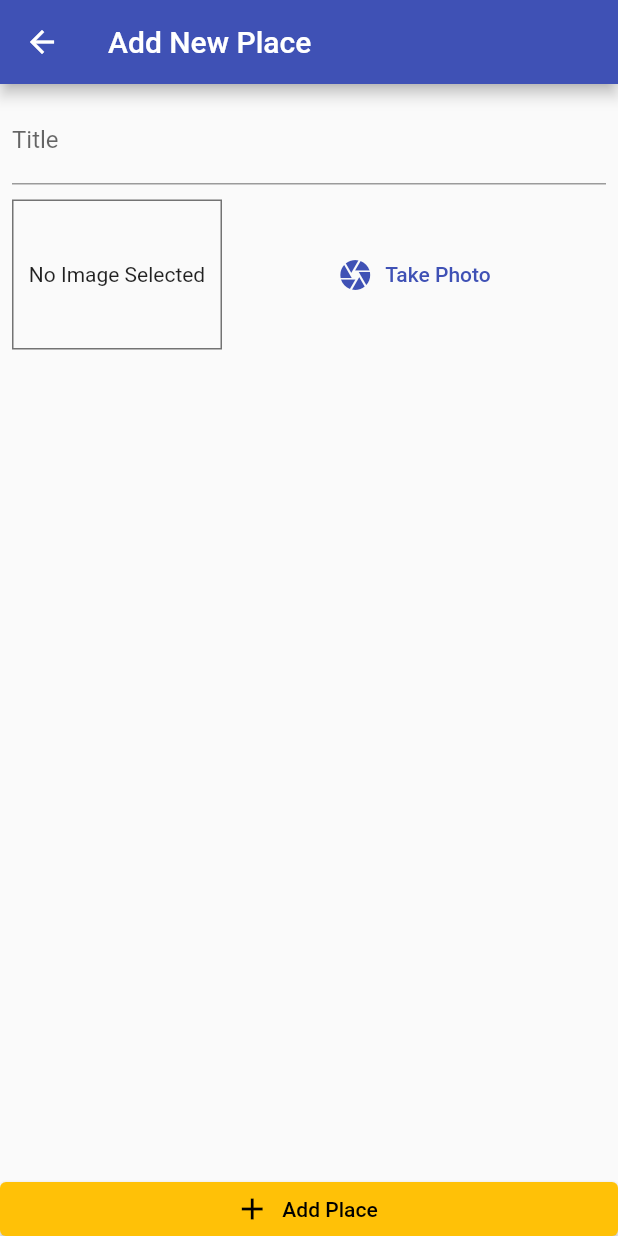
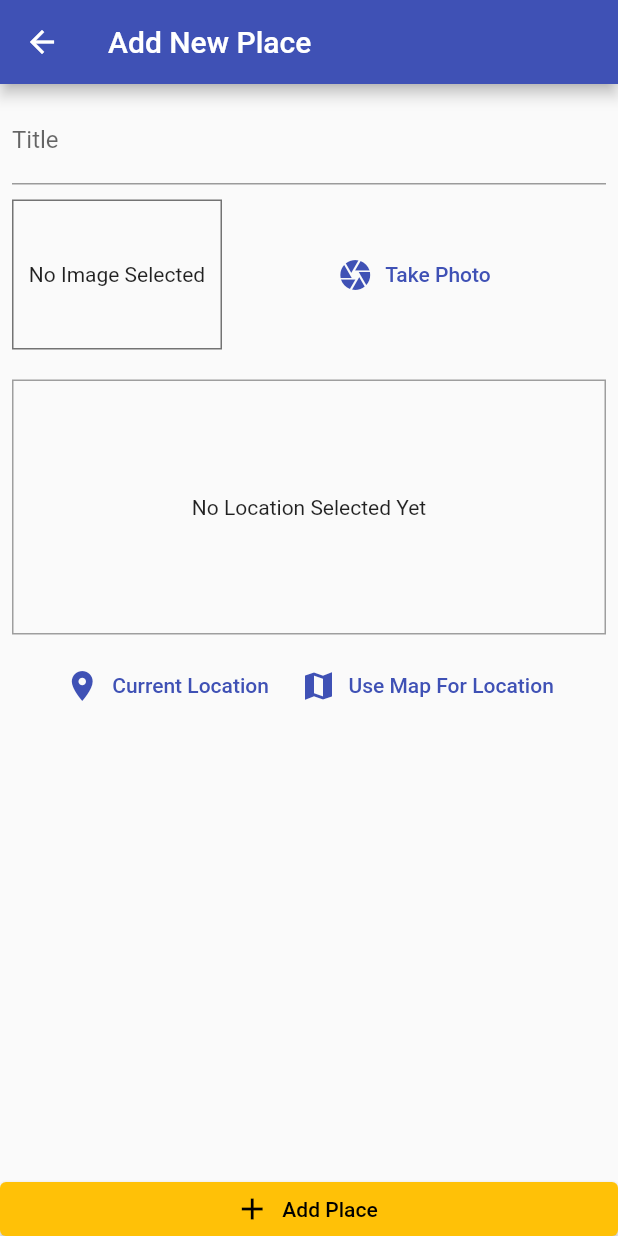
Before and after one commit to MuhammadArsalan-04/great_places_app, a Flutter app: the AddNewPlace screen opened by its route, on a phone screen of 412 x 824 dp. Run offline on Flutter 3.47's test engine with Material 2 defaults, Android fonts, the phone set to English and light mode, and no system bars; our stand-ins replace image_picker, sqflite; accounts and stored records are empty.

Commit message:
showing how git works

```diff
--- a/lib/screens/add_new_places.dart
+++ b/lib/screens/add_new_places.dart
@@ -5,6 +5,7 @@ import 'package:flutter/src/foundation/key.dart';
 import 'package:flutter/src/widgets/framework.dart';
 import 'package:great_places_app/provider/places_provider.dart';
 import 'package:great_places_app/widgets/input_image.dart';
+import 'package:great_places_app/widgets/input_location.dart';
 import 'package:provider/provider.dart';
 
 class AddNewPlace extends StatefulWidget {
@@ -59,7 +60,11 @@ class _AddNewPlaceState extends State<AddNewPlace> {
                     const SizedBox(
                       height: 10,
                     ),
-                    InputImage(getCapturedImage)
+                    InputImage(getCapturedImage),
+                    const SizedBox(
+                      height: 20,
+                    ),
+                    InputLocation(),
                   ],
                 ),
               ),
--- /dev/null
+++ b/lib/widgets/input_location.dart
@@ -0,0 +1,74 @@
+import 'package:flutter/material.dart';
+
+class InputLocation extends StatefulWidget {
+  @override
+  State<InputLocation> createState() => _InputLocationState();
+}
+
+class _InputLocationState extends State<InputLocation> {
+  String? googleMapImageUrl;
+
+  Future<void> getUserLocation() async{
+
+  }
+
+  @override
+  Widget build(BuildContext context) {
+    return Column(
+      children: [
+        Container(
+          width: double.infinity,
+          height: 170,
+          alignment: Alignment.center,
+          decoration: BoxDecoration(
+            border: Border.all(color: Colors.grey, width: 1),
+          ),
+          child: googleMapImageUrl == null
+              ? const Text(
+                  'No Location Selected Yet',
+                  textAlign: TextAlign.center,
+                )
+              : Image.network(
+                  googleMapImageUrl!,
+                  width: double.infinity,
+                  height: double.infinity,
+                  fit: BoxFit.cover,
+                ),
+        ),
+        const SizedBox(
+          height: 10,
+        ),
+        Row(
+          mainAxisAlignment: MainAxisAlignment.center,
+          children: [
+            TextButton.icon(
+              onPressed: () {},
+              icon: Icon(
+                Icons.location_on,
+                color: Theme.of(context).primaryColor,
+              ),
+              label: Text(
+                'Current Location',
+                style: TextStyle(color: Theme.of(context).primaryColor),
+              ),
+            ),
+            const SizedBox(
+              width: 5,
+            ),
+            TextButton.icon(
+              onPressed: () {},
+              icon: Icon(
+                Icons.map_sharp,
+                color: Theme.of(context).primaryColor,
+              ),
+              label: Text(
+                'Use Map For Location',
+                style: TextStyle(color: Theme.of(context).primaryColor),
+              ),
+            ),
+          ],
+        ),
+      ],
+    );
+  }
+}
--- a/pubspec.yaml
+++ b/pubspec.yaml
@@ -39,6 +39,7 @@ dependencies:
   path_provider: ^2.0.11
   path: ^1.8.1
   sqflite: ^2.0.3+1
+  location: ^4.2.0
 
 dev_dependencies:
   flutter_test:
```
Also changed, not shown: lib/screens/all_places.dart (line endings or trailing spaces), pubspec.lock, 2 other files.
